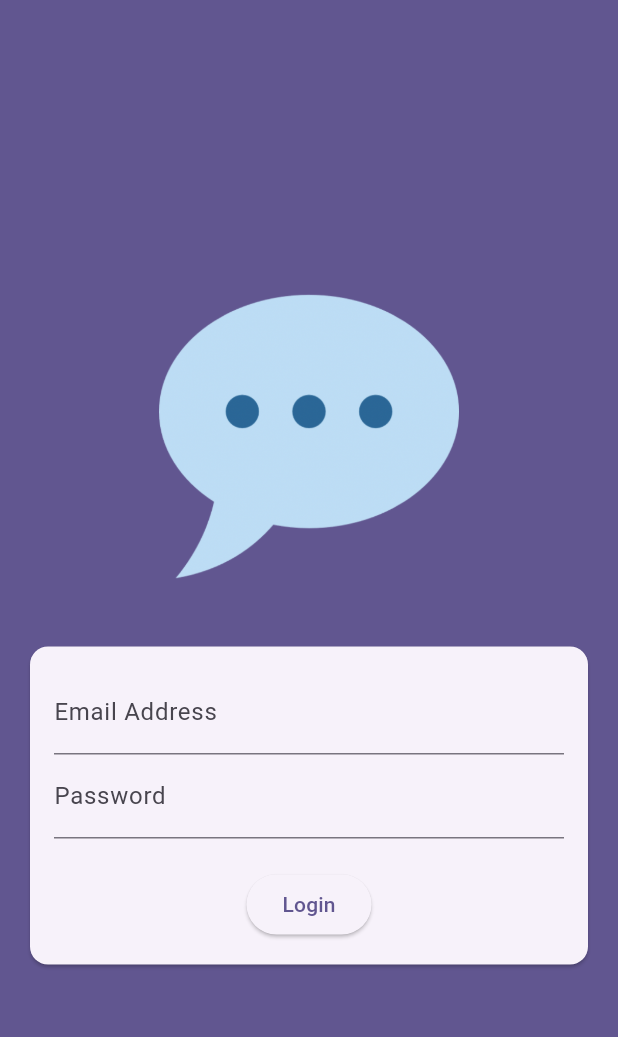
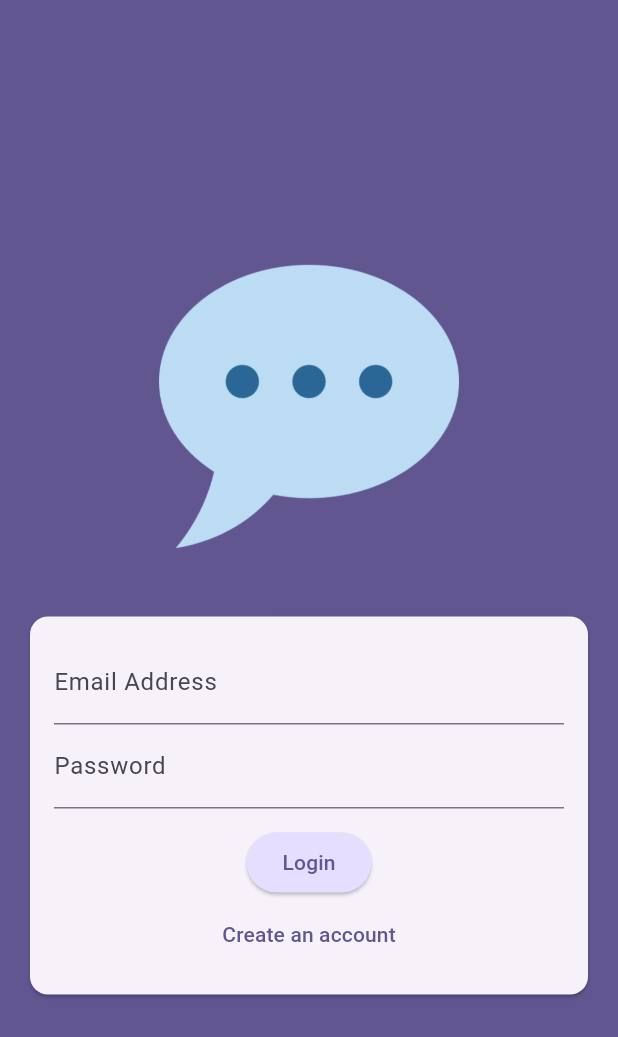
Before and after one commit to Ivar-7/chat_app, a Flutter app: the screen it shows after launch, on a phone screen of 412 x 824 dp. Shown: the top 1037 px of the screen. Run offline on Flutter 3.47's test engine with Material 3 defaults, Android fonts, the phone set to English and light mode, and no system bars.

Commit message:
login signup button

```diff
--- a/lib/screens/auth.dart
+++ b/lib/screens/auth.dart
@@ -8,6 +8,8 @@ class AuthScreen extends StatefulWidget {
 }
 
 class _AuthScreenState extends State<AuthScreen> {
+  var _isLogin = true;
+
   @override
   Widget build(BuildContext context) {
     return Scaffold(
@@ -50,11 +52,25 @@ class _AuthScreenState extends State<AuthScreen> {
                             ),
                             obscureText: true,
                           ),
-                          const SizedBox(height: 20),
+                          const SizedBox(height: 12),
                           ElevatedButton(
                             onPressed: () {},
-                            child: const Text('Login'),
-                          )
+                            style: ElevatedButton.styleFrom(
+                              backgroundColor: Theme.of(context)
+                                  .colorScheme
+                                  .primaryContainer,
+                            ),
+                            child: Text(_isLogin ? 'Login' : 'Signup'),
+                          ),
+                          TextButton(
+                              onPressed: () {
+                                setState(() {
+                                  _isLogin = !_isLogin;
+                                });
+                              },
+                              child: Text(_isLogin
+                                  ? 'Create an account'
+                                  : 'Already have an account? Login!'))
                         ],
                       ),
                     ),
```
